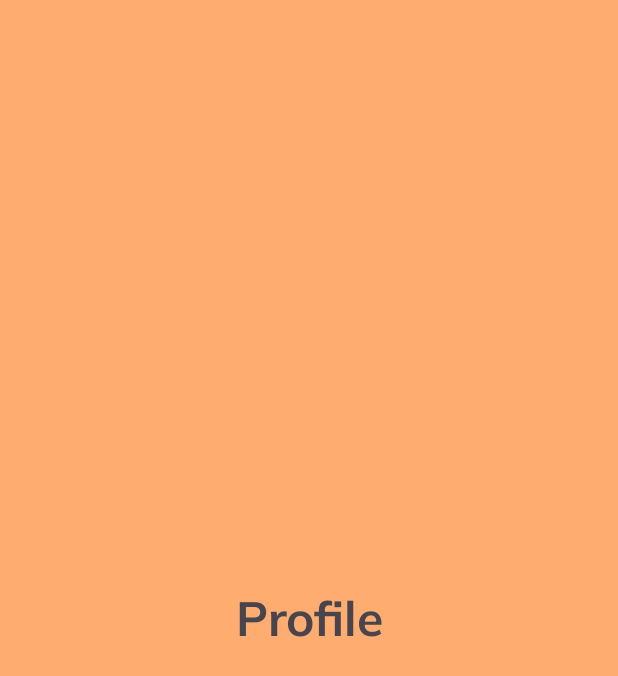
After one commit to ortinje/cpe-vawc-emergency-app, an Android app: the layout fragment_profile.xml on its own in the app's theme, with its tools: preview values and no code run, on a phone screen of 412 x 824 dp. The commit adds this screen. Shown: the top 676 px of the screen. Run offline under Robolectric (Android 15) with nearby library versions, the phone set to English and light mode, and no system bars.

Commit message:
[done] bottom navbar + fragments

```diff
--- a/app/build.gradle.kts
+++ b/app/build.gradle.kts
@@ -43,6 +43,7 @@ dependencies {
     implementation("androidx.constraintlayout:constraintlayout:2.1.4")
     implementation("com.google.firebase:firebase-auth:22.3.1")
     implementation("com.google.firebase:firebase-database:20.3.1")
+    implementation("com.google.android.material:material:1.5.0")
     implementation("androidx.compose.material3:material3:1.2.1")
     implementation("androidx.compose.material3:material3-window-size-class:1.2.1")
     testImplementation("junit:junit:4.13.2")
--- /dev/null
+++ b/app/src/main/res/layout/fragment_profile.xml
@@ -0,0 +1,18 @@
+<?xml version="1.0" encoding="utf-8"?>
+<FrameLayout xmlns:android="http://schemas.android.com/apk/res/android"
+    xmlns:tools="http://schemas.android.com/tools"
+    android:layout_width="match_parent"
+    android:layout_height="match_parent"
+    android:background="#FFAC70"
+    tools:context=".ProfileFragment">
+
+    <!-- TODO: Update blank fragment layout -->
+    <TextView
+        android:layout_width="match_parent"
+        android:layout_height="match_parent"
+        android:gravity="center"
+        android:fontFamily="@font/mulish_bold"
+        android:textSize="32sp"
+        android:text="Profile" />
+
+</FrameLayout>
--- a/app/src/main/res/values/strings.xml
+++ b/app/src/main/res/values/strings.xml
@@ -18,4 +18,6 @@
     <string name="chat">Chat</string>
     <string name="logout">Logout</string>
     <string name="profile">Profile</string>
+    <!-- TODO: Remove or change this placeholder text -->
+    <string name="hello_blank_fragment">Hello blank fragment</string>
 </resources>
```
Also changed, not shown: app/src/main/java/com/bscpe/vawcemergencyapp/ChatFragment.java (added, +20 -0 lines), app/src/main/java/com/bscpe/vawcemergencyapp/HomeFragment.java (added, +19 -0 lines), app/src/main/java/com/bscpe/vawcemergencyapp/MainPage.java (+28 -1 lines), app/src/main/java/com/bscpe/vawcemergencyapp/ProfileFragment.java (added, +20 -0 lines), app/src/main/res/layout/fragment_chat.xml (added, +18 -0 lines), app/src/main/res/layout/fragment_home.xml (added, +18 -0 lines), app/src/main/res/menu/bottom_nav_menu.xml (+4 -4 lines).
